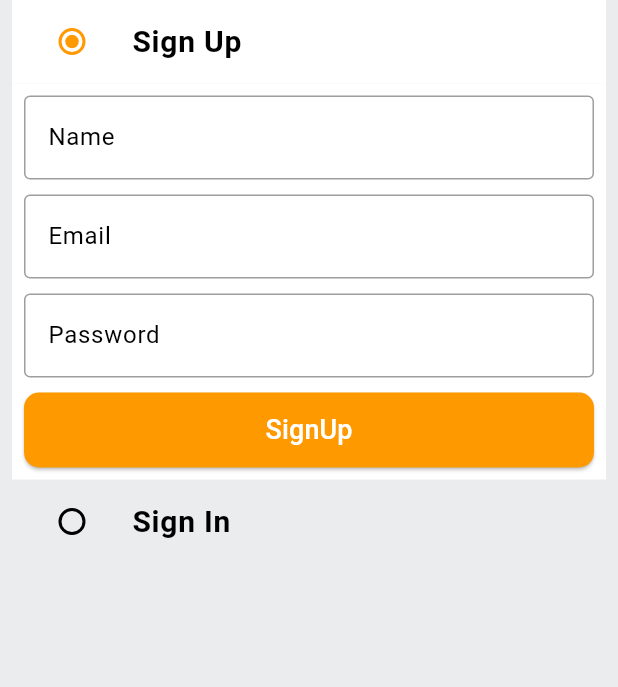
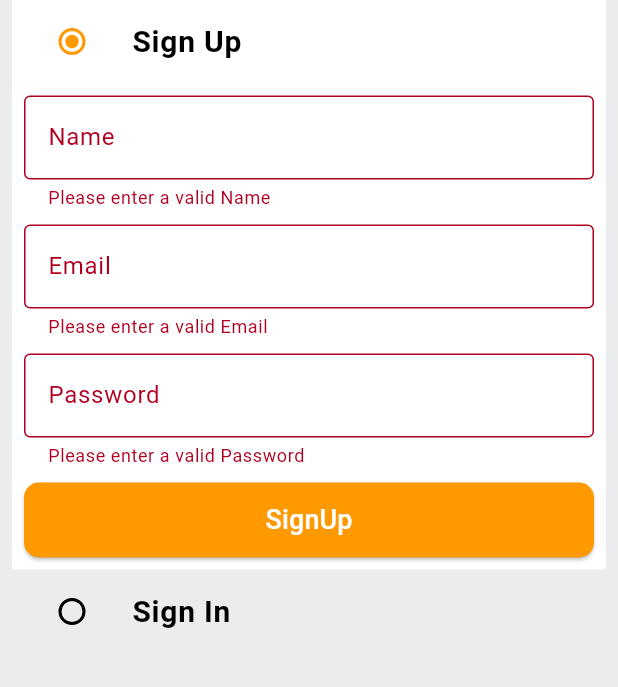
Before and after one commit to samridhav14/Ecommerce, a Flutter app: the screen it shows after launch, after a tap on "SignUp", on a phone screen of 412 x 824 dp, the part 56-743 px from its top. Run offline on Flutter 3.47's test engine with Material 3 defaults, Android fonts, the phone set to English and light mode, and no system bars.

```diff
--- a/lib/common/widgets/custom_textfeild.dart
+++ b/lib/common/widgets/custom_textfeild.dart
@@ -25,9 +25,9 @@ class CustomTextfeild extends StatelessWidget {
       ),
       keyboardType: TextInputType.emailAddress,
       validator: (value) {
-        if (value!.isEmpty) {
-          return 'Please enter your email';
-        }
+       if(value==null || value.isEmpty){
+         return 'Please enter a valid $labelText';
+       }
         return null;
       },
     );
--- a/lib/constants/global_variables.dart
+++ b/lib/constants/global_variables.dart
@@ -1,4 +1,5 @@
 import 'package:flutter/material.dart';
+String uri = 'http://localhost:3000';
 class GlobalVariables{
     static const appBarGradient = LinearGradient(
     colors: [
--- a/lib/features/auth/screens/auth_screen.dart
+++ b/lib/features/auth/screens/auth_screen.dart
@@ -1,6 +1,7 @@
 import 'package:amazon/common/widgets/custom_button.dart';
 import 'package:amazon/common/widgets/custom_textfeild.dart';
 import 'package:amazon/constants/global_variables.dart';
+import 'package:amazon/features/auth/services/auth_service.dart';
 import 'package:flutter/material.dart';
 
 enum Auth {
@@ -23,6 +24,8 @@ class _AuthScreenState extends State<AuthScreen> {
   final TextEditingController _emailController = TextEditingController();
   final TextEditingController _passwordController = TextEditingController();
   final TextEditingController _nameController = TextEditingController();
+  final AuthService _authService = AuthService();
+
 
   @override
   void dispose() {
@@ -32,7 +35,13 @@ class _AuthScreenState extends State<AuthScreen> {
     _passwordController.dispose();
     _nameController.dispose;
   }
-
+ void signUpUser() {
+      _authService.signUpUser(
+          context: context,
+          email: _emailController.text,
+          password: _passwordController.text,
+          name: _nameController.text);
+  }
   @override
   Widget build(BuildContext context) {
     return Scaffold(
@@ -93,7 +102,11 @@ class _AuthScreenState extends State<AuthScreen> {
                         const SizedBox(
                           height: 10,
                         ),
-                        CustomButton(text: 'SignUp', onTap: () {}),
+                        CustomButton(text: 'SignUp', onTap:(){
+                          if(_signUpFormKey.currentState!.validate()){
+                                signUpUser();
+                          }
+                        }),
                       ],
                     ),
                   ),
--- /dev/null
+++ b/lib/features/auth/services/auth_service.dart
@@ -0,0 +1,38 @@
+import 'package:amazon/constants/error_handeling.dart';
+import 'package:amazon/constants/global_variables.dart';
+import 'package:amazon/constants/utils.dart';
+import 'package:amazon/models/user.dart';
+import 'package:flutter/material.dart';
+import 'package:http/http.dart' as http;
+
+class AuthService {
+  // sign up with email and password
+  void signUpUser({
+    required BuildContext context,
+    required String email,
+    required String password,
+    required String name,
+  }) async {
+    try {
+      User user = User(
+          id: '',
+          name: name,
+          email: email,
+          password: password,
+          type: '',
+          token: '');
+      http.Response res = await http.post(
+        Uri.parse('$uri/api/signup'),
+        body: user.toJson(),
+        headers: <String, String>{
+          'Content-Type': 'application/json; charset=UTF-8',
+        },
+      );
+     httpErrorHandel(res: res, context: context, onSucces: (){
+       showSnackBar(message:'Account created successfully! Login with the same credentials', context: context);
+     });
+    } catch (e) {
+      showSnackBar(message: (e).toString(), context: context);
+    }
+  }
+}
--- /dev/null
+++ b/lib/models/user.dart
@@ -0,0 +1,41 @@
+import 'dart:convert';
+
+class User {
+  final String id;
+  final String name;
+  final String email;
+  final String password;
+  final String type;
+  final String token;
+
+  User(
+      {required this.id,
+      required this.name,
+      required this.email,
+      required this.password,
+      required this.type,
+      required this.token});
+  Map<String, dynamic> toMap() {
+    return {
+      'id': id,
+      'name': name,
+      'email': email,
+      'password': password,
+      'type': type,
+      'token': token,
+    };
+  }
+
+  factory User.fromMap(Map<String, dynamic> map) {
+    return User(
+      id: map['_id'] ?? '',
+      name: map['name'] ?? '',
+      email: map['email'] ?? '',
+      password: map['password'] ?? '',
+      type: map['type'] ?? '',
+      token: map['token'] ?? '',
+    );
+  }
+  String toJson() => json.encode(toMap());
+  factory User.fromJson(String source) => User.fromMap(json.decode(source));
+}
--- a/pubspec.yaml
+++ b/pubspec.yaml
@@ -31,14 +31,10 @@ dependencies:
   cupertino_icons: ^1.0.2
   flutter:
     sdk: flutter
+  http: ^1.2.1
   sync_sphere: ^0.0.2
 
 dev_dependencies:
-  # The "flutter_lints" package below contains a set of recommended lints to
-  # encourage good coding practices. The lint set provided by the package is
-  # activated in the `analysis_options.yaml` file located at the root of your
-  # package. See that file for information about deactivating specific lint
-  # rules and activating additional ones.
   flutter_lints: ^2.0.0
   flutter_test:
     sdk: flutter
```
Also changed, not shown: lib/constants/error_handeling.dart (added, +26 -0 lines), lib/constants/utils.dart (added, +12 -0 lines), pubspec.lock, 3 other files.
